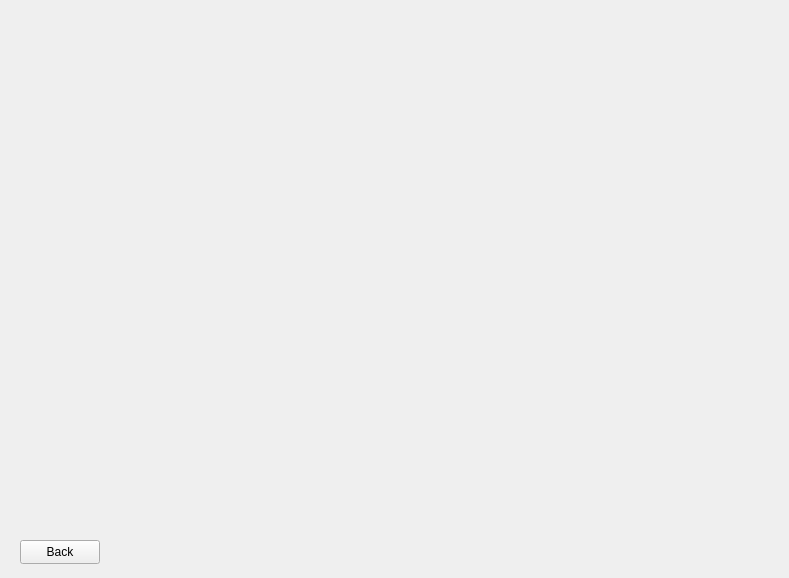
Above: Library-Management-System/returnbook.ui from danisensei/Library-Management-System before the change. Below: the same form after it.
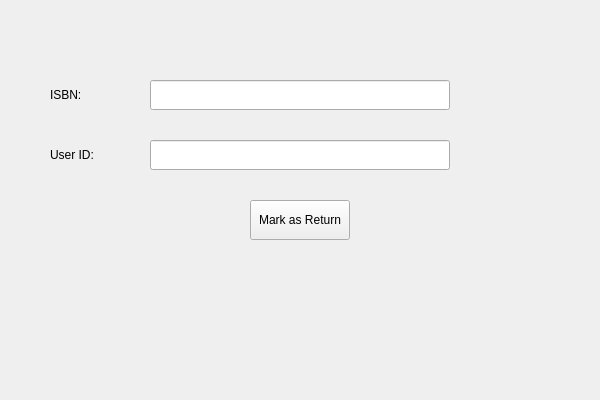
That is the form after the change.

Commit message: add new table in issue book ui to display and handle book availability | Created sample return book class

Patch:
```diff
--- a/Library-Management-System/returnbook.ui
+++ b/Library-Management-System/returnbook.ui
@@ -6,24 +6,70 @@
    <rect>
     <x>0</x>
     <y>0</y>
-    <width>789</width>
-    <height>578</height>
+    <width>600</width>
+    <height>400</height>
    </rect>
   </property>
   <property name="windowTitle">
    <string>Form</string>
   </property>
-  <widget class="QPushButton" name="backbutton">
+  <widget class="QLineEdit" name="ISBNfield">
    <property name="geometry">
     <rect>
-     <x>20</x>
-     <y>540</y>
-     <width>80</width>
-     <height>24</height>
+     <x>150</x>
+     <y>80</y>
+     <width>300</width>
+     <height>30</height>
     </rect>
    </property>
+  </widget>
+  <widget class="QLabel" name="ISBNLabel">
+   <property name="geometry">
+    <rect>
+     <x>50</x>
+     <y>80</y>
+     <width>100</width>
+     <height>30</height>
+    </rect>
+   </property>
    <property name="text">
-    <string>Back</string>
+    <string>ISBN:</string>
+   </property>
+  </widget>
+  <widget class="QLineEdit" name="UserIDfield">
+   <property name="geometry">
+    <rect>
+     <x>150</x>
+     <y>140</y>
+     <width>300</width>
+     <height>30</height>
+    </rect>
+   </property>
+  </widget>
+  <widget class="QLabel" name="UserIDLabel">
+   <property name="geometry">
+    <rect>
+     <x>50</x>
+     <y>140</y>
+     <width>100</width>
+     <height>30</height>
+    </rect>
+   </property>
+   <property name="text">
+    <string>User ID:</string>
+   </property>
+  </widget>
+  <widget class="QPushButton" name="returnButton">
+   <property name="geometry">
+    <rect>
+     <x>250</x>
+     <y>200</y>
+     <width>100</width>
+     <height>40</height>
+    </rect>
+   </property>
+   <property name="text">
+    <string>Mark as Return</string>
    </property>
   </widget>
  </widget>
```
Left out of the diff: 4 changed lines with no effect on the pictures. The commit also changes 8 other files.
